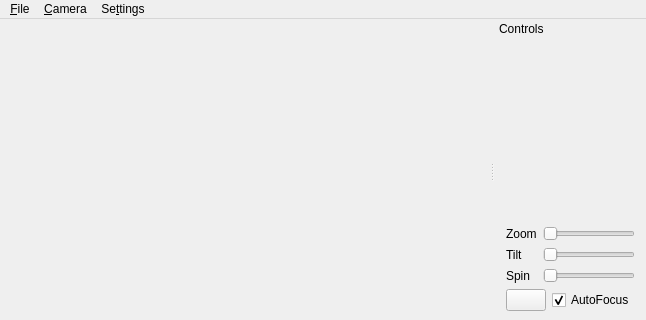
thejoshwolfe/repatriator, file client-qt/RepatriatorClient/MainWindow.ui: the form before one commit; both pictures show x 0 to 646 and y 0 to 320 of the 646 by 583 pixel window.
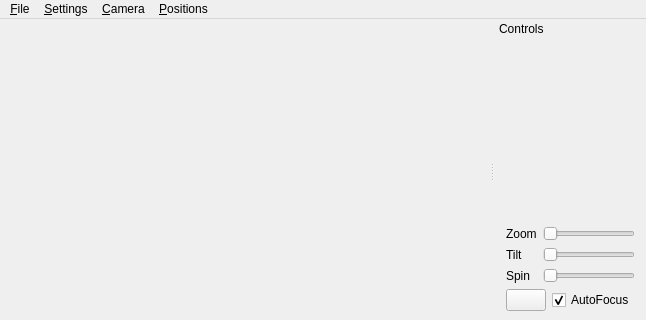
The form after the commit. Icons and pictures are not drawn. Custom widgets are drawn as their Qt base class.

Commit message: removing the go home action in lue of upcoming static bookmarks

What changed in the file:
```diff
--- a/client-qt/RepatriatorClient/MainWindow.ui
+++ b/client-qt/RepatriatorClient/MainWindow.ui
@@ -196,13 +196,19 @@
    </widget>
    <widget class="QMenu" name="menuSe_ttings">
     <property name="title">
-     <string>Se&amp;ttings</string>
+     <string>&amp;Settings</string>
     </property>
     <addaction name="actionChangeDownloadFolder"/>
    </widget>
+   <widget class="QMenu" name="menu_Positions">
+    <property name="title">
+     <string>&amp;Positions</string>
+    </property>
+   </widget>
    <addaction name="menu_File"/>
-   <addaction name="menu_Camera"/>
    <addaction name="menuSe_ttings"/>
+   <addaction name="menu_Camera"/>
+   <addaction name="menu_Positions"/>
   </widget>
   <action name="actionDownload">
    <property name="text">
```
Left out of the diff: 11 changed lines with no effect on the pictures.
